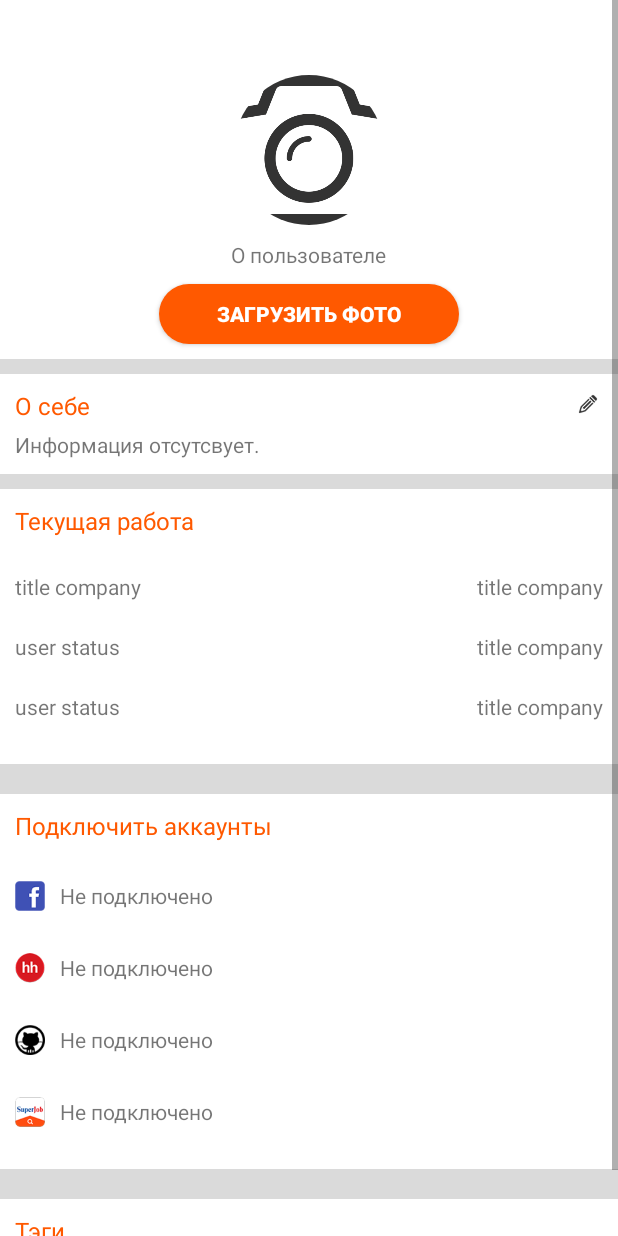
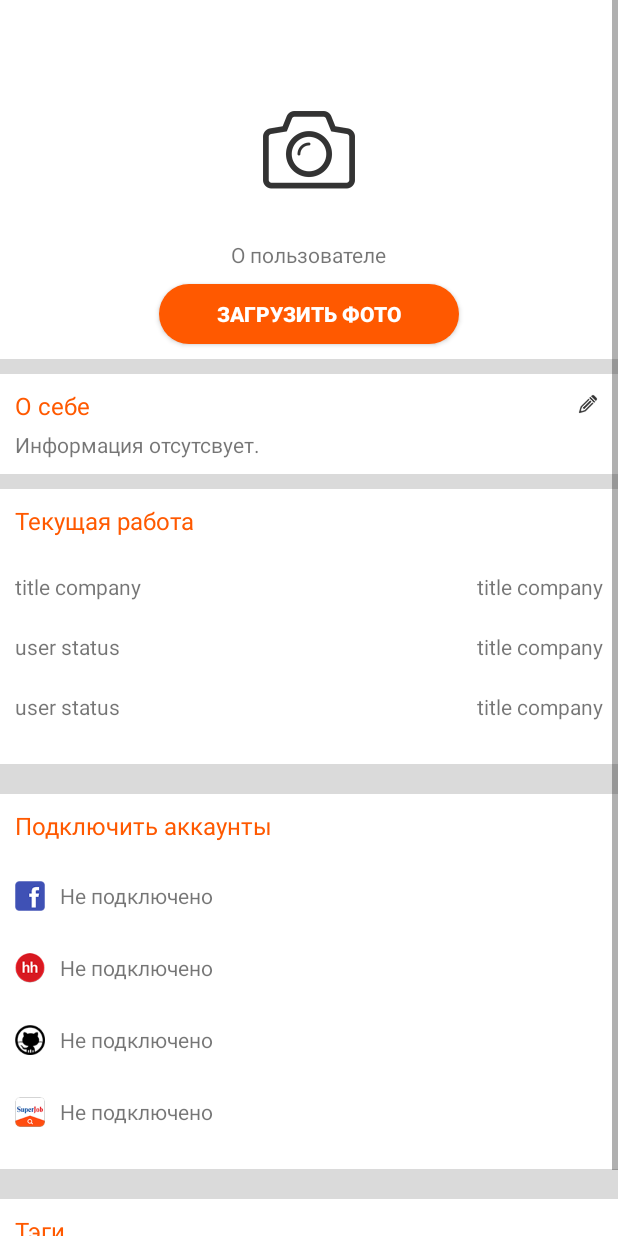
Before and after one commit to dobro3000/jday, an Android app: the UserPrifileActivity screen opened directly, with no data from a screen before it, on a phone screen of 412 x 824 dp. Run offline under Robolectric (Android 15) with nearby library versions, the phone set to English and light mode, and no system bars; our stand-ins replace CircleImageView; plain views replace CircleImageView.

Commit message:
add avatars

```diff
--- a/app/src/main/res/layout/chat_activity.xml
+++ b/app/src/main/res/layout/chat_activity.xml
@@ -25,6 +25,7 @@
                     android:id="@+id/user_avatar"
                     android:layout_width="40dp"
                     android:layout_height="40dp"
+                    android:src="@drawable/round_default_avatar"
                     android:background="@drawable/round_default_avatar"
                     android:scaleType="centerCrop"
                     app:layout_collapseMode="parallax" />
--- a/app/src/main/res/layout/prifile_user.xml
+++ b/app/src/main/res/layout/prifile_user.xml
@@ -30,7 +30,7 @@
                 android:layout_gravity="center_horizontal"
                 android:layout_marginBottom="10dp"
                 android:scaleType="centerCrop"
-                android:src="@drawable/def"
+                android:src="@drawable/def_camera"
                 app:layout_collapseMode="parallax"/>
 
             <TextView
```
Also changed, not shown: app/src/main/res/layout/profile_fragment.xml (+9 -7 lines), app/src/main/java/com/bignerdranch/dobro/myjday/Activity/SettingActivity.java (line endings or trailing spaces).
